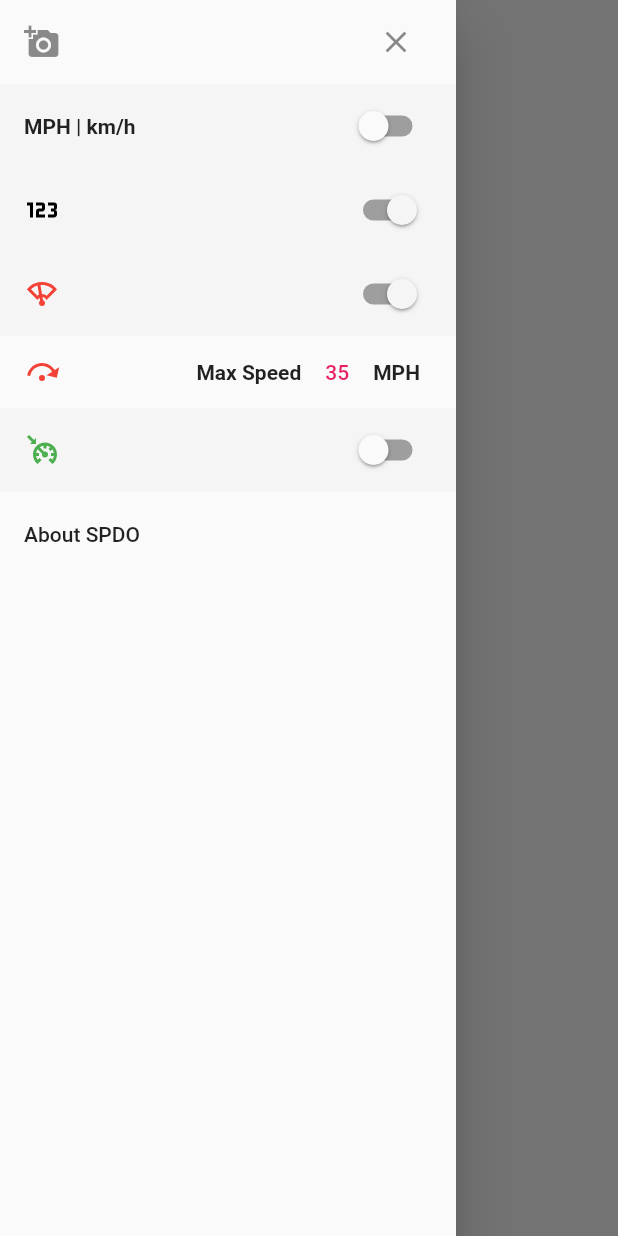
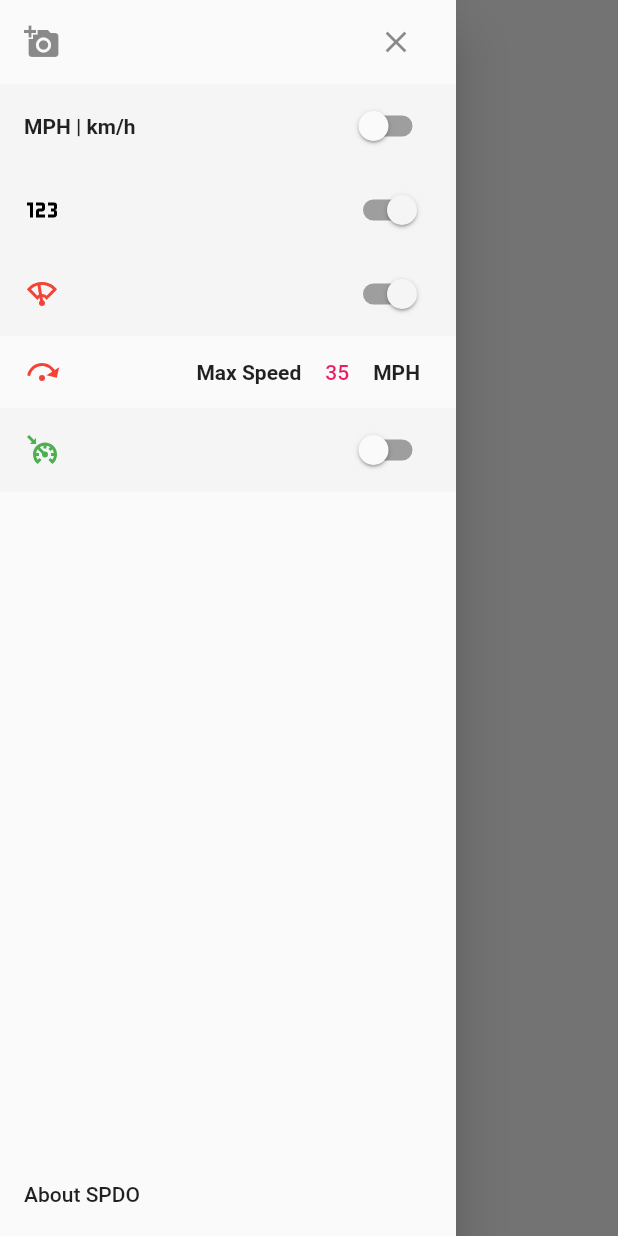
Before and after one commit to BlakeBarrett/SPDO, a Flutter app: the screen it shows after launch, with the side drawer open, on a phone screen of 412 x 824 dp. Run offline on Flutter 3.47's test engine with Material 2 defaults, Android fonts, the phone set to English and light mode, and no system bars; our stand-ins replace flutter_svg, geolocator, image_picker, package_info, shared_preferences.

Commit message:
Moves the "About SPDO" to the bottom of the Drawer

```diff
--- a/lib/drawer_widget.dart
+++ b/lib/drawer_widget.dart
@@ -216,6 +216,9 @@ class _DrawerWidgetState extends State<DrawerWidget> {
     }
 
     return Drawer(
+      child: Column(
+        children: [
+          Expanded(
             child: ListView(
               keyboardDismissBehavior: ScrollViewKeyboardDismissBehavior.onDrag,
               children: [
@@ -225,6 +228,10 @@ class _DrawerWidgetState extends State<DrawerWidget> {
                 analogSpeedWidget(),
                 maxSpeedWidget(),
                 topSpeedWidget(),
+              ],
+            ),
+          ),
+          Spacer(),
           aboutWidget(),
         ],
       ),
```
Lines whose indentation alone changed are shown as unchanged.
